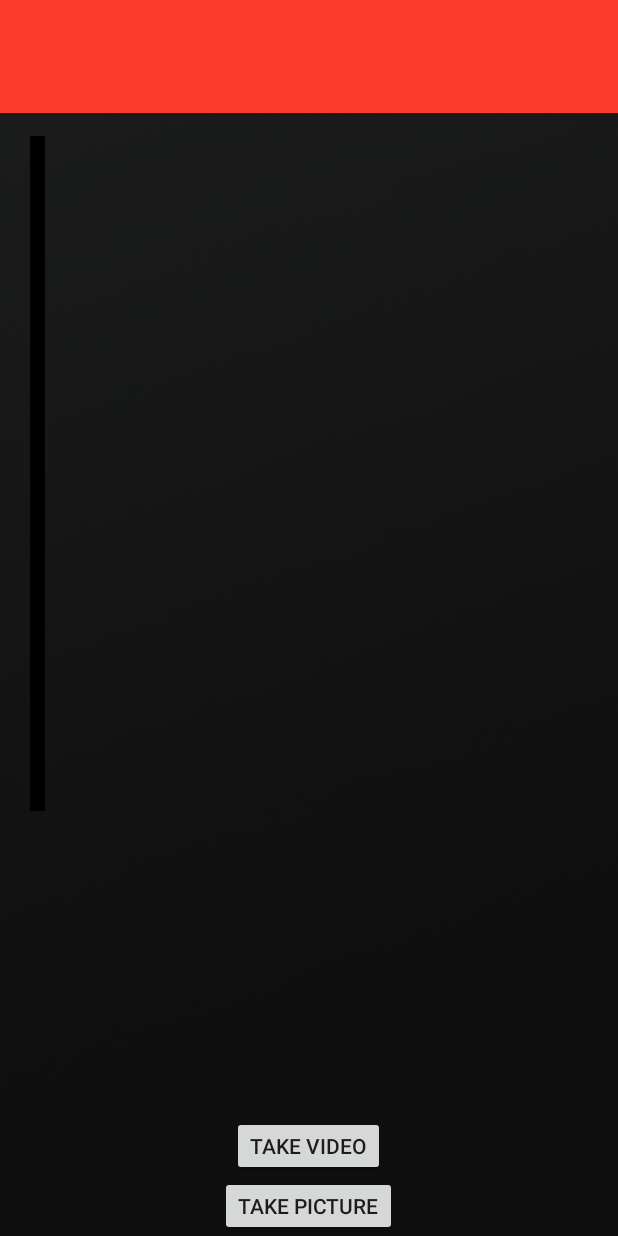
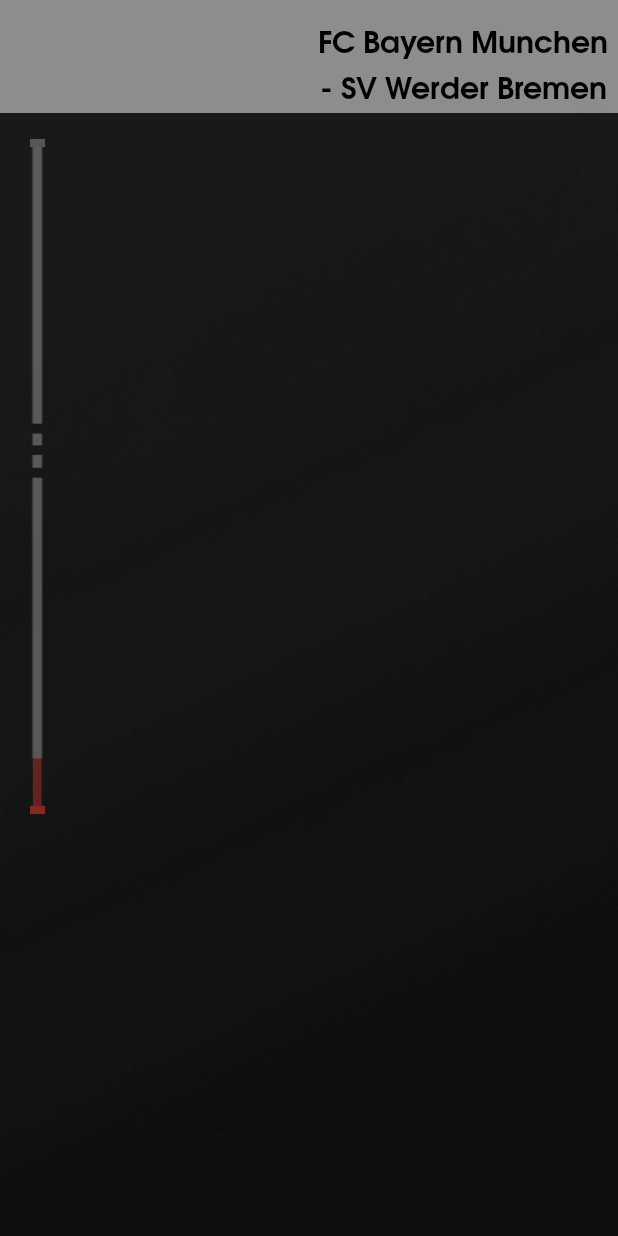
Before and after one commit to ZacharyBys/Adidas-Moments, an Android app: the TimelinePage screen opened directly, with no data from a screen before it, on a phone screen of 412 x 824 dp. Run offline under Robolectric (Android 15) with nearby library versions, the phone set to English and light mode, and no system bars; our stand-ins replace Volley; libraries missing offline, so code that uses them is left out: io.socket.client, io.socket.emitter, net.gotev.uploadservice; network calls fail; 3 statements that could not run were skipped.

Commit message:
layout changes and picture functionality

```diff
--- a/app/src/main/AndroidManifest.xml
+++ b/app/src/main/AndroidManifest.xml
@@ -36,7 +36,7 @@
         </provider>
 
         <activity android:name=".PinMoment"
-                  android:noHistory="true">
+                  >
         </activity>
     </application>
 
--- a/app/src/main/java/fcdiversidas/diversidas/Initializer.java
+++ b/app/src/main/java/fcdiversidas/diversidas/Initializer.java
@@ -25,11 +25,13 @@
         UploadService.HTTP_STACK = new OkHttpStack(); // a new client will be automatically created
     }
 
-    public void uploadBinary(final Context context, String filePath, String fileName) {
+    public void uploadBinary(final Context context, String filePath, String pinID) {
         try {
+            Log.d("PIMID",pinID);
             // starting from 3.1+, you can also use content:// URI string instead of absolute file
             String uploadId =
                     new MultipartUploadRequest(context, "http://ec2-54-236-246-164.compute-1.amazonaws.com:3000/test")
+                            .addHeader("pinId",pinID)
                             .addFileToUpload(filePath, "filename")
                             .setMaxRetries(2)
                             .startUpload();
--- a/app/src/main/java/fcdiversidas/diversidas/TimelinePin.java
+++ b/app/src/main/java/fcdiversidas/diversidas/TimelinePin.java
@@ -9,10 +9,12 @@
     public String pinid;
     private String type;
     public int numberOfReactions;
+    public int pinSize;
 
-    TimelinePin(long time, String id, String t){
+    TimelinePin(long time, String id, String t, int size){
         timestamp = time;
         pinid = id;
         type = t;
+        pinSize = size;
     }
 }
--- a/app/src/main/res/layout/activity_timeline_page.xml
+++ b/app/src/main/res/layout/activity_timeline_page.xml
@@ -5,36 +5,31 @@
     android:layout_width="fill_parent"
     android:layout_height="fill_parent"
     android:id="@+id/timeline"
-    android:background="@drawable/bg_timelinelive">
-
-    <Button
-        android:id="@+id/photobutton"
-        android:layout_width="wrap_content"
-        android:layout_height="40dp"
-        android:text="Take Picture"
-        android:layout_alignParentBottom="true"
-        android:layout_centerHorizontal="true"
-        />
-
-    <Button
-        android:id="@+id/videobutton"
-        android:layout_width="wrap_content"
-        android:layout_height="40dp"
-        android:text="Take video"
-        android:layout_above="@+id/photobutton"
-        android:layout_centerHorizontal="true"
-        />
+    android:background="@drawable/bg_timelinelive_min">
 
     <ImageView
         android:id="@+id/timelineBar"
         android:layout_width="10dp"
         android:layout_height="450dp"
-        android:background="#000000"
+        android:background="@drawable/timeline_pic"
         android:layout_marginBottom="0dp"
         android:layout_below="@+id/topbackground"
-        android:layout_marginTop="15dp"
+        android:layout_marginTop="17dp"
         android:layout_marginLeft="20dp"
          />
+
+    <TextView
+        android:id="@+id/matchinfo"
+        android:layout_height="60dp"
+        android:layout_width="200dp"
+        android:gravity="right"
+        android:textSize="20dp"
+        android:layout_alignParentRight="true"
+        android:layout_marginTop="10dp"
+        android:layout_marginRight="7dp"
+        android:text="FC Bayern Munchen  - SV Werder Bremen"
+        android:textColor="#000000"
+        />
 
     <ImageView
         android:id="@+id/timelineBase"
@@ -49,7 +44,6 @@
         android:layout_width="fill_parent"
         android:background="@color/red_accent"
         android:layout_height="75dp"
-        android:layout_marginBottom="0dp"
         />
 
 </RelativeLayout>
--- a/app/src/main/res/values/colors.xml
+++ b/app/src/main/res/values/colors.xml
@@ -4,5 +4,6 @@
     <color name="colorPrimaryDark">#000000</color>
     <color name="colorAccent">#FFFFFF</color>
     <color name="white">#FFFFFF</color>
-    <color name="red_accent">#FD3B2D</color>
+    <color name="numbers">#F0FD3B2D</color>
+    <color name="red_accent">#80FFFFFF</color>
 </resources>
```
Also changed, not shown: app/src/main/java/fcdiversidas/diversidas/PinMoment.java (+121 -7 lines), app/src/main/java/fcdiversidas/diversidas/TimelinePage.java (+44 -138 lines), app/src/main/res/layout/activity_pin_moment.xml (+18 -8 lines), app/src/main/assets/texgyreadventor-bold.otf (added), app/src/main/assets/texgyreadventor-regular.otf (added), app/src/main/res/assets/texgyreadventor-bold.otf (added), app/src/main/res/assets/texgyreadventor-regular.otf (added), app/src/main/res/drawable/bg_timelinelive_min.png (added), app/src/main/res/drawable/first_goal.png, app/src/main/res/drawable/timeline_pic.png (added).
